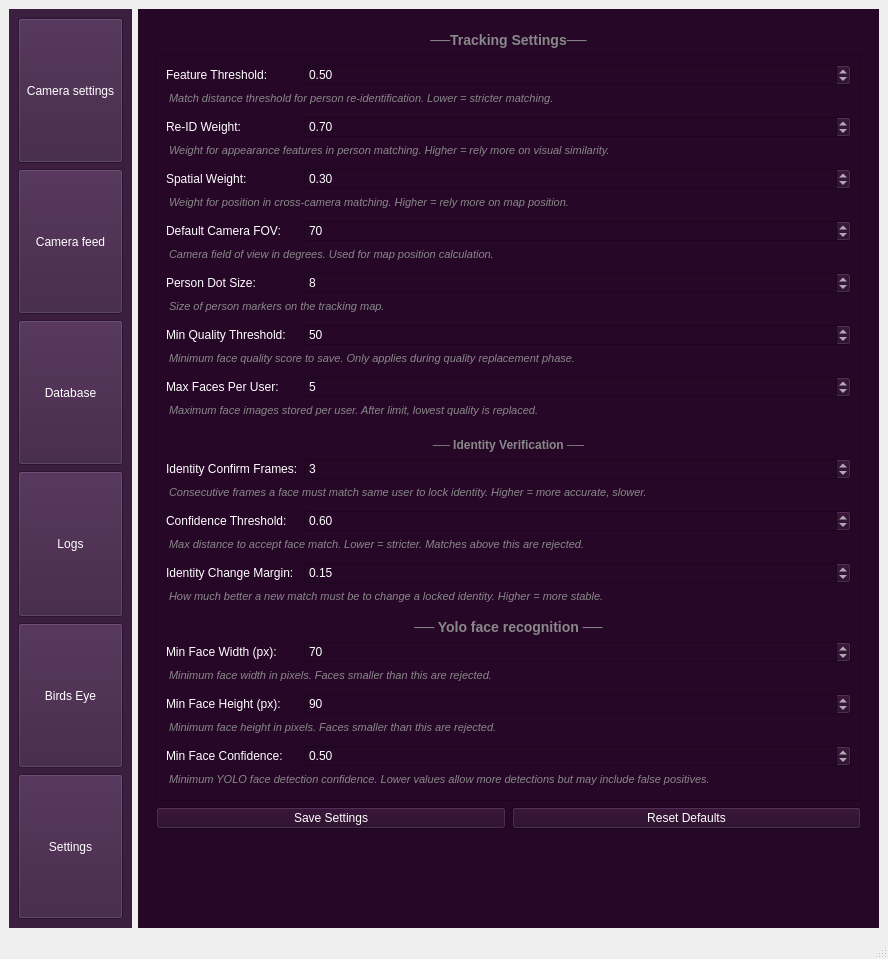
This is UIs/main.ui in Sahasvinandith/ObserveAI_main as Qt 5 draws it before an edit. The edited form follows.
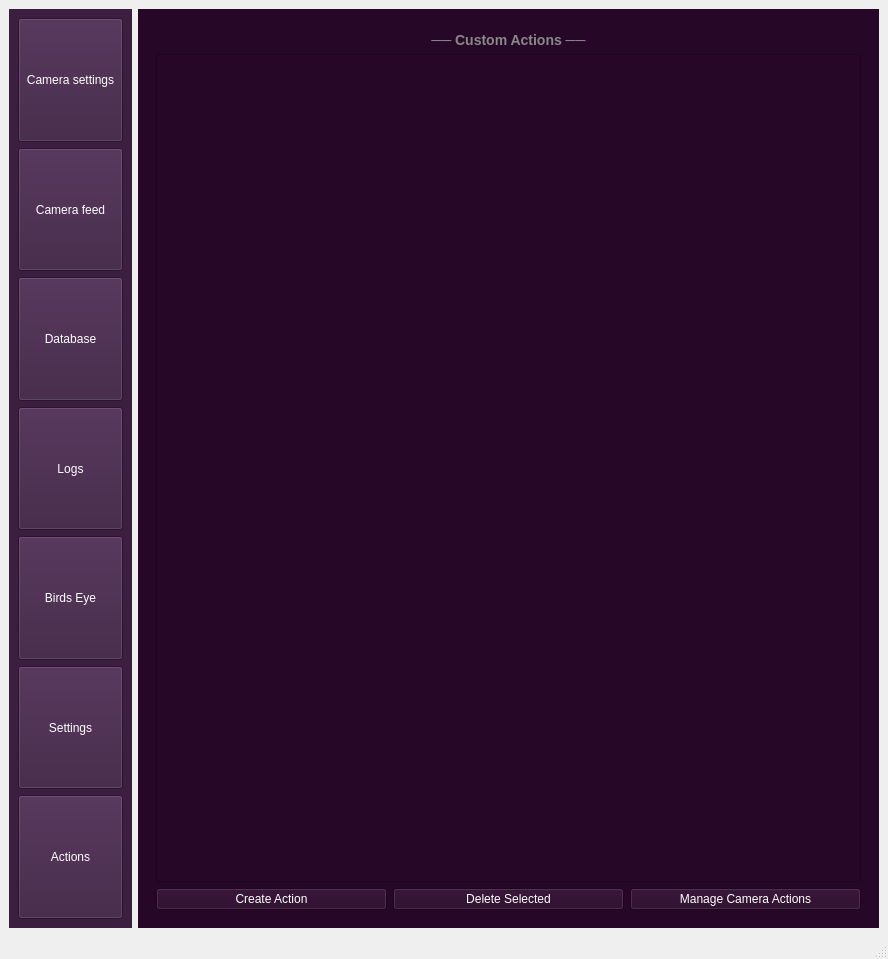
This is the edited form. The open tabs and pages were chosen to show the change.

The edit to the form file:
```diff
--- a/UIs/main.ui
+++ b/UIs/main.ui
@@ -123,6 +123,19 @@
          </property>
         </widget>
        </item>
+       <item>
+        <widget class="QPushButton" name="actions_btn">
+         <property name="sizePolicy">
+          <sizepolicy hsizetype="Minimum" vsizetype="Expanding">
+           <horstretch>0</horstretch>
+           <verstretch>2</verstretch>
+          </sizepolicy>
+         </property>
+         <property name="text">
+          <string>Actions</string>
+         </property>
+        </widget>
+       </item>
       </layout>
      </widget>
     </item>
@@ -892,6 +905,55 @@
            </item>
           </layout>
          </widget>
+         <widget class="QWidget" name="actions_page">
+          <layout class="QVBoxLayout" name="actions_layout">
+           <item>
+            <widget class="QLabel" name="actions_title">
+             <property name="styleSheet">
+              <string notr="true"> font-size: 14px;font-weight: bold; color: #888; margin-top: 5px;</string>
+             </property>
+             <property name="text">
+              <string>── Custom Actions ──</string>
+             </property>
+             <property name="alignment">
+              <set>Qt::AlignmentFlag::AlignCenter</set>
+             </property>
+            </widget>
+           </item>
+           <item>
+            <widget class="QListWidget" name="actions_list">
+            </widget>
+           </item>
+           <item>
+            <layout class="QHBoxLayout" name="actions_buttons_layout">
+             <item>
+              <widget class="QPushButton" name="create_action_btn">
+               <property name="text">
+                <string>Create Action</string>
+               </property>
+              </widget>
+             </item>
+             <item>
+              <widget class="QPushButton" name="delete_action_btn">
+               <property name="text">
+                <string>Delete Selected</string>
+               </property>
+              </widget>
+             </item>
+             <item>
+              <widget class="QPushButton" name="manage_camera_actions_btn">
+               <property name="text">
+                <string>Manage Camera Actions</string>
+               </property>
+               <property name="toolTip">
+                <string>Add or remove actions on existing cameras without restarting</string>
+               </property>
+              </widget>
+             </item>
+            </layout>
+           </item>
+          </layout>
+         </widget>
         </widget>
        </item>
       </layout>
```
